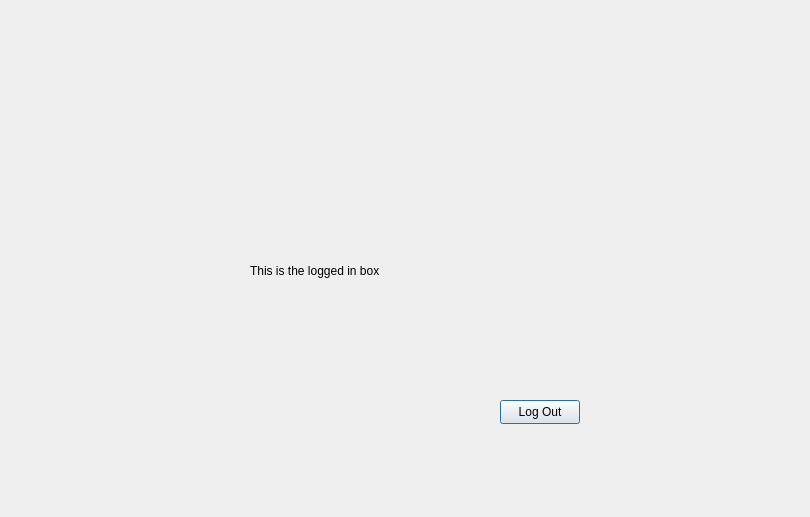
Above: LibraryApp/suclogin.ui from peterjmen/106.2_library_system before the change. Below: the same form after it.
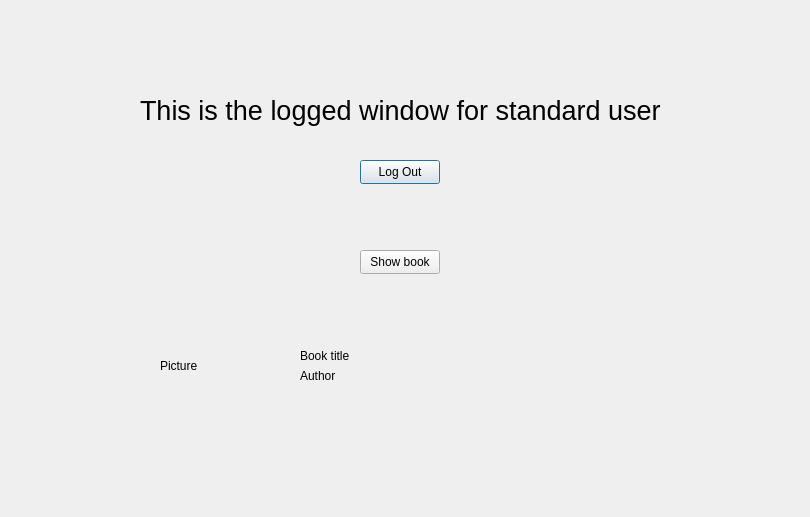
That is the form after the change.

Commit message: version sync & work on books display

```diff
--- a/LibraryApp/suclogin.ui
+++ b/LibraryApp/suclogin.ui
@@ -16,21 +16,26 @@
   <widget class="QLabel" name="label">
    <property name="geometry">
     <rect>
-     <x>250</x>
-     <y>220</y>
-     <width>261</width>
+     <x>140</x>
+     <y>60</y>
+     <width>531</width>
      <height>101</height>
     </rect>
    </property>
+   <property name="font">
+    <font>
+     <pointsize>20</pointsize>
+    </font>
+   </property>
    <property name="text">
-    <string>This is the logged in box</string>
+    <string>This is the logged window for standard user</string>
    </property>
   </widget>
   <widget class="QPushButton" name="pushButton_logout">
    <property name="geometry">
     <rect>
-     <x>500</x>
-     <y>400</y>
+     <x>360</x>
+     <y>160</y>
      <width>80</width>
      <height>24</height>
     </rect>
@@ -39,6 +44,94 @@
     <string>Log Out</string>
    </property>
   </widget>
+  <widget class="QWidget" name="verticalLayoutWidget">
+   <property name="geometry">
+    <rect>
+     <x>160</x>
+     <y>290</y>
+     <width>121</width>
+     <height>151</height>
+    </rect>
+   </property>
+   <layout class="QVBoxLayout" name="verticalLayout_2">
+    <item>
+     <widget class="QLabel" name="book_pic_label">
+      <property name="text">
+       <string>Picture</string>
+      </property>
+     </widget>
+    </item>
+   </layout>
+  </widget>
+  <widget class="QWidget" name="verticalLayoutWidget_2">
+   <property name="geometry">
+    <rect>
+     <x>300</x>
+     <y>290</y>
+     <width>391</width>
+     <height>151</height>
+    </rect>
+   </property>
+   <layout class="QVBoxLayout" name="verticalLayout_3">
+    <item>
+     <spacer name="verticalSpacer">
+      <property name="orientation">
+       <enum>Qt::Vertical</enum>
+      </property>
+      <property name="sizeHint" stdset="0">
+       <size>
+        <width>20</width>
+        <height>40</height>
+       </size>
+      </property>
+     </spacer>
+    </item>
+    <item>
+     <layout class="QVBoxLayout" name="verticalLayout_4">
+      <item>
+       <widget class="QLabel" name="label_5">
+        <property name="text">
+         <string>Book title</string>
+        </property>
+       </widget>
+      </item>
+      <item>
+       <widget class="QLabel" name="label_4">
+        <property name="text">
+         <string>Author</string>
+        </property>
+       </widget>
+      </item>
+     </layout>
+    </item>
+    <item>
+     <spacer name="verticalSpacer_2">
+      <property name="orientation">
+       <enum>Qt::Vertical</enum>
+      </property>
+      <property name="sizeHint" stdset="0">
+       <size>
+        <width>20</width>
+        <height>40</height>
+       </size>
+      </property>
+     </spacer>
+    </item>
+   </layout>
+  </widget>
+  <widget class="QPushButton" name="showBook">
+   <property name="geometry">
+    <rect>
+     <x>360</x>
+     <y>250</y>
+     <width>80</width>
+     <height>24</height>
+    </rect>
+   </property>
+   <property name="text">
+    <string>Show book</string>
+   </property>
+  </widget>
  </widget>
  <resources/>
  <connections/>
```
The commit also changes 460 other files.
